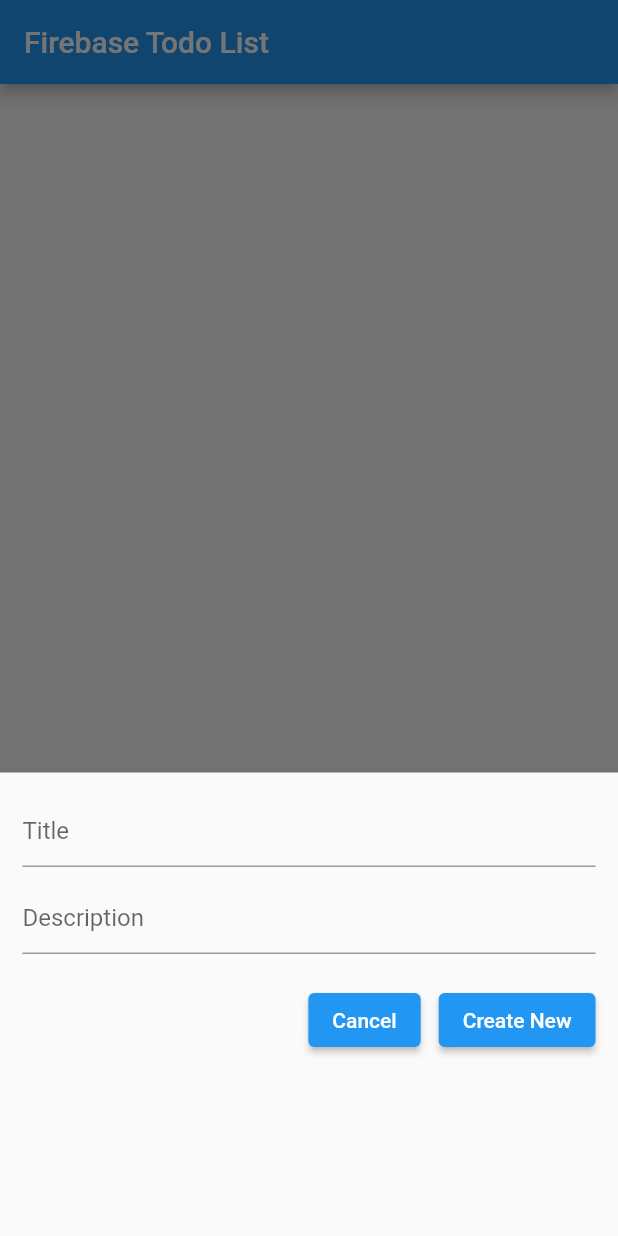
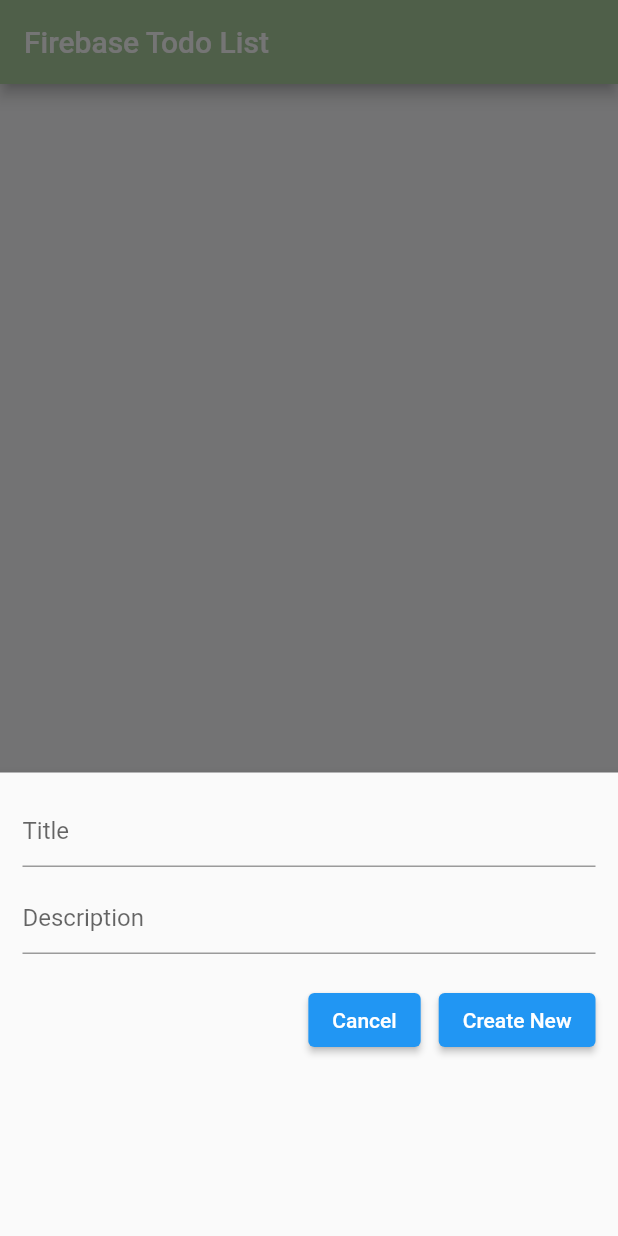
Before and after one commit to FoxyMocy/flutter_firebase_todoapp, a Flutter app: the screen it shows after launch, after a tap on the "add" icon, on a phone screen of 412 x 824 dp. Run offline on Flutter 3.47's test engine with Material 2 defaults, Android fonts, the phone set to English and light mode, and no system bars; our stand-ins replace cloud_firestore, firebase_core, google_fonts; accounts and stored records are empty.

Commit message:
update: design & sorting

```diff
--- a/lib/shared/theme.dart
+++ b/lib/shared/theme.dart
@@ -4,7 +4,7 @@ import 'package:google_fonts/google_fonts.dart';
 double defaultMargin = 24.0;
 double defaultRadius = 17.0;
 
-Color kPrimaryColor = Color(0xff142664);
+Color kPrimaryColor = Color(0xffadd0a0);
 Color kBackgroundColor = Color(0xfffafafc);
 Color kBlackColor = Color(0xff0D1931);
 Color kWhiteColor = Color(0xffFFFFFF);
--- a/lib/ui/pages/main_page.dart
+++ b/lib/ui/pages/main_page.dart
@@ -22,13 +22,16 @@ class _MainPageState extends State<MainPage> {
     String updateId;
 
     return Scaffold(
+      backgroundColor: kBackgroundColor,
       appBar: AppBar(
+        backgroundColor: kPrimaryColor,
         title: Text(widget.title),
       ),
       body: ListView(
         children: [
           StreamBuilder<QuerySnapshot>(
-            stream: db.orderBy('lastEdited').snapshots(),
+            // Order List by item created
+            stream: db.orderBy('timeCreated').snapshots(),
             builder: (_, snapshot) {
               if (snapshot.hasData) {
                 return Column(
@@ -196,7 +199,8 @@ class _MainPageState extends State<MainPage> {
                   ));
         },
         tooltip: 'Add list',
-        child: const Icon(Icons.add),
+        child: Icon(Icons.add),
+        backgroundColor: kPrimaryColor,
       ),
     );
   }
```
Also changed, not shown: lib/ui/widgets/custom_list_tile.dart (+20 -13 lines).
